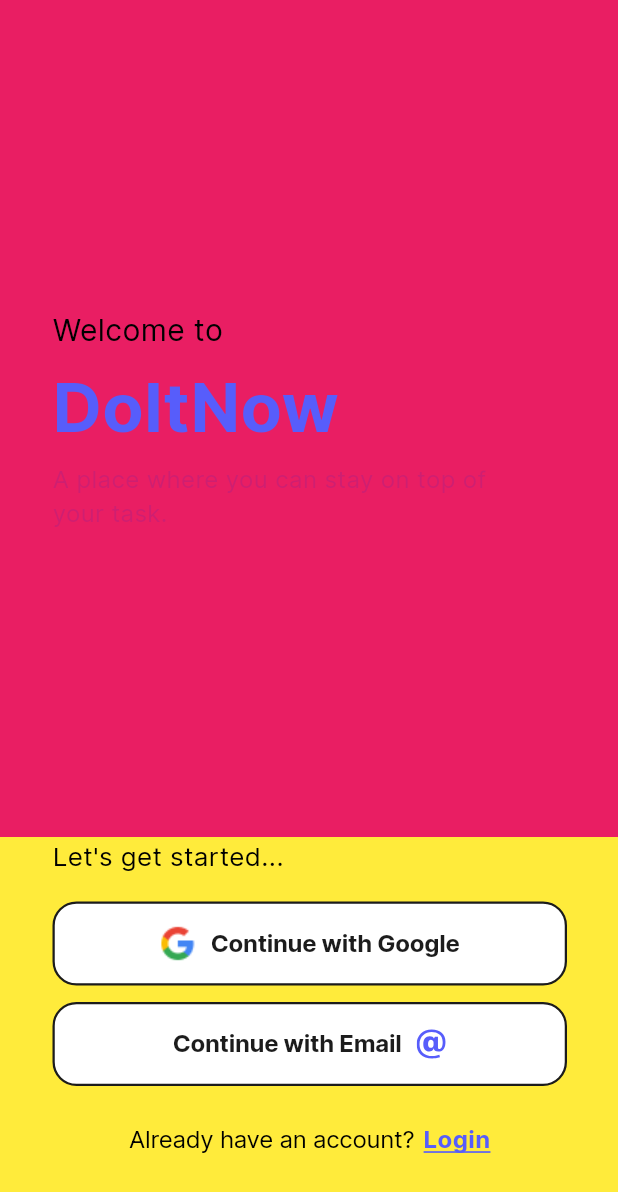
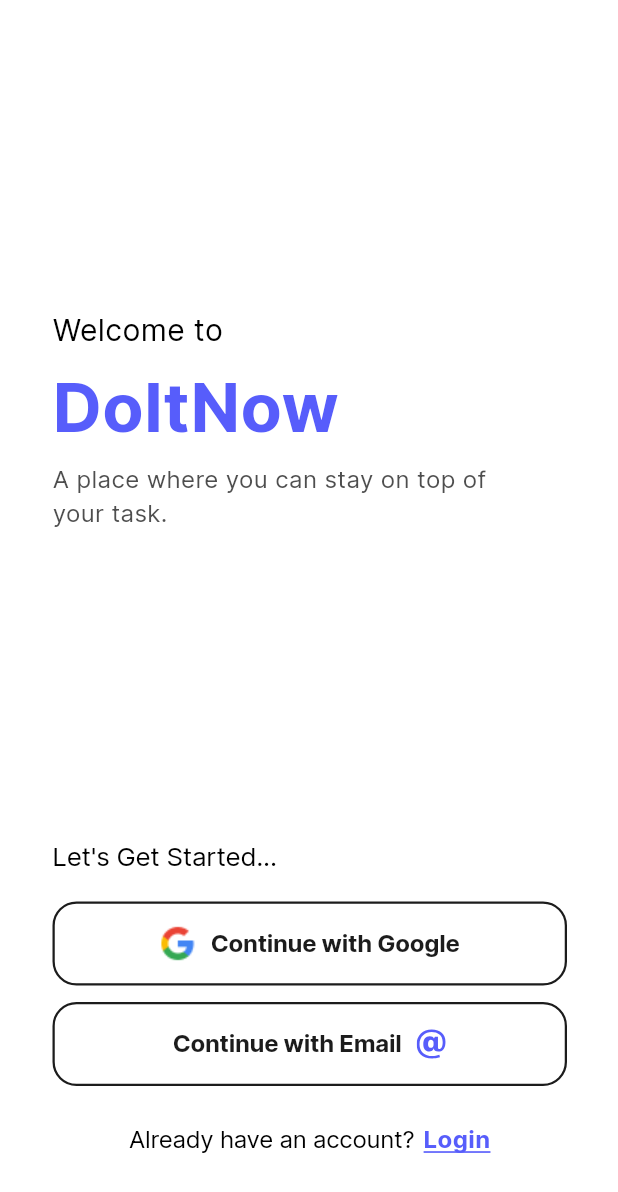
Before and after one commit to onaya7/DoItNow, a Flutter app: the screen it shows after launch, on a phone screen of 412 x 824 dp. Shown: the top 1192 px of the screen. Run offline on Flutter 3.47's test engine with Material 3 defaults, Android fonts, the phone set to English and light mode, and no system bars; our stand-ins replace flutter_svg.

Commit message:
Feat: completed ui for welcome screen.

```diff
--- a/lib/pages/welcome_page.dart
+++ b/lib/pages/welcome_page.dart
@@ -10,8 +10,9 @@ class WelcomePage extends StatelessWidget {
     final w = MediaQuery.of(context).size.width;
     final h = MediaQuery.of(context).size.height;
     return Scaffold(
-        body: Container(
-      color: Colors.green,
+        body: SingleChildScrollView(
+      child: Container(
+        color: ColorConstants.plainWhiteColor,
         width: w,
         height: h,
         child: Column(
@@ -19,7 +20,6 @@ class WelcomePage extends StatelessWidget {
             Container(
               padding: const EdgeInsets.only(
                   top: 205, left: 35, right: 60, bottom: 204),
-            color: Colors.pink,
               child: Column(
                   crossAxisAlignment: CrossAxisAlignment.start,
                   children: <Widget>[
@@ -45,10 +45,10 @@ class WelcomePage extends StatelessWidget {
                     const SizedBox(
                       height: 5,
                     ),
-                  Text(
+                    const Text(
                       'A place where you can stay on top of your task.',
                       style: TextStyle(
-                      color: ColorConstants.plainGreyColor,
+                        color: Color(0xCC222222),
                         fontSize: 16,
                         fontWeight: FontWeight.w400,
                       ),
@@ -59,17 +59,16 @@ class WelcomePage extends StatelessWidget {
               child: Container(
                 width: w,
                 padding: const EdgeInsets.only(left: 35, right: 34),
-              color: Colors.yellow,
                 child: Column(
                     crossAxisAlignment: CrossAxisAlignment.start,
                     children: <Widget>[
                       Text(
-                      'Let\'s get started...',
+                        'Let\'s Get Started...',
                         style: TextStyle(
                             color: ColorConstants.plainBlackColor,
                             fontSize: 17.32,
                             fontWeight: FontWeight.w400,
-                      ),
+                            letterSpacing: -0.19),
                       ),
                       const SizedBox(
                         height: 18,
@@ -120,6 +119,7 @@ class WelcomePage extends StatelessWidget {
                       const SizedBox(height: 11),
                       GestureDetector(
                         onTap: () {
+                          Navigator.pushNamed(context, '/register');
                           debugPrint('Sign in with Email');
                         },
                         child: Container(
@@ -180,14 +180,20 @@ class WelcomePage extends StatelessWidget {
                             const SizedBox(
                               width: 6,
                             ),
-                          Text(
+                            GestureDetector(
+                              onTap: () {
+                                debugPrint('Login user');
+                              },
+                              child: Text(
                                 'Login',
                                 style: TextStyle(
                                     color: ColorConstants.deepBlueColor,
                                     fontSize: 16,
                                     fontWeight: FontWeight.w700,
                                     decoration: TextDecoration.underline,
-                                decorationColor: ColorConstants.deepBlueColor),
+                                    decorationColor:
+                                        ColorConstants.deepBlueColor),
+                              ),
                             ),
                           ],
                         ),
@@ -197,6 +203,7 @@ class WelcomePage extends StatelessWidget {
             ),
           ],
         ),
+      ),
     ));
   }
 }
--- a/lib/utils/colors/color_constant.dart
+++ b/lib/utils/colors/color_constant.dart
@@ -16,7 +16,6 @@ class ColorConstants {
 
   static Color plainWhiteColor = hexToColor('#FFFFFF');
   static Color plainBlackColor = hexToColor('#000000');
-  static Color plainGreyColor = hexToColor('#222222CC');
 
   static Color lightGreyColor = hexToColor('#C8C8C8');
 }
```
Lines whose indentation alone changed are shown as unchanged.
